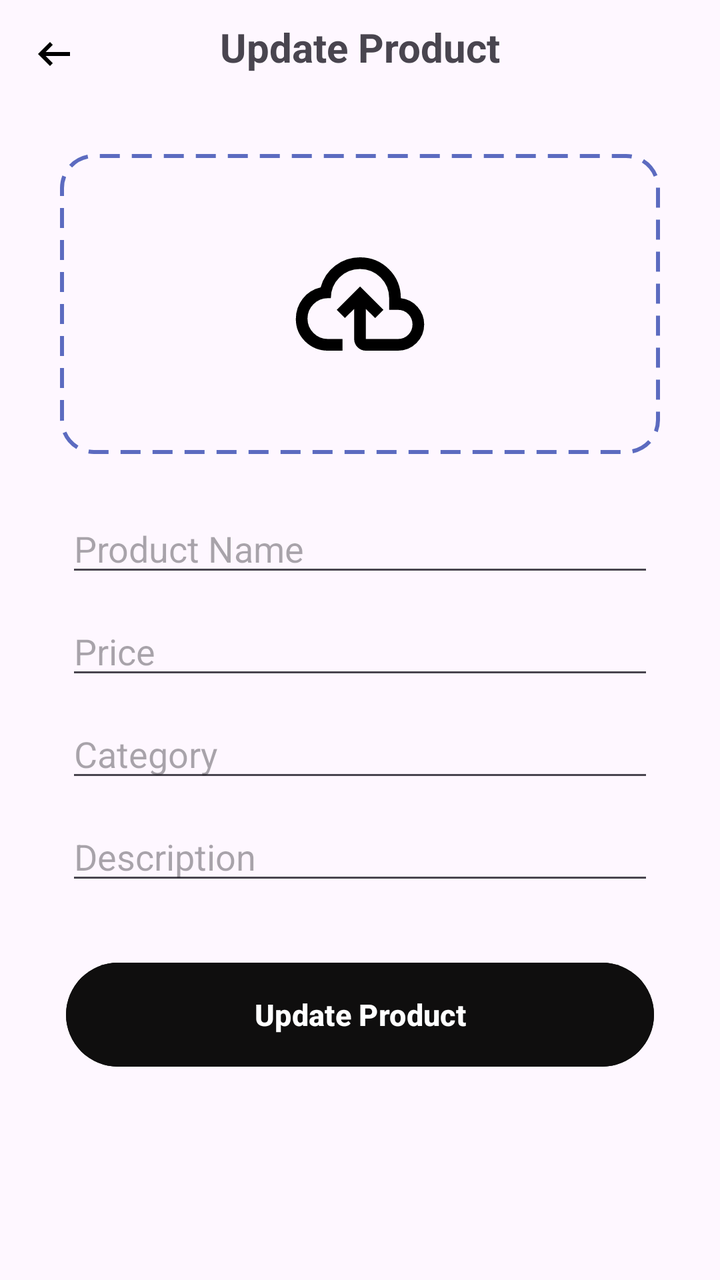
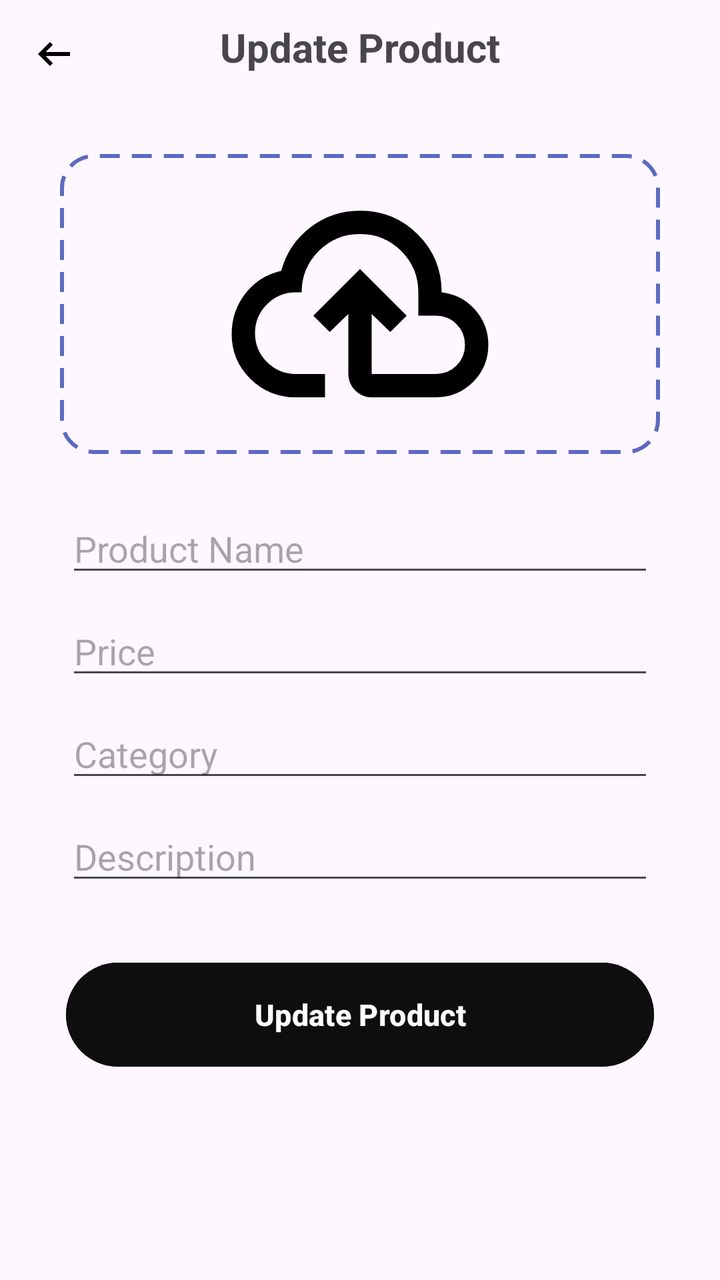

An Android layout rendered at two revisions. The XML below is the earlier revision; the diff shows what the commit changed to produce the second picture.
<!-- AndroidManifest.xml: application theme Theme.ECommerceFitIn -->
<!-- res/layout/activity_update_product.xml -->
<?xml version="1.0" encoding="utf-8"?>
<androidx.constraintlayout.widget.ConstraintLayout xmlns:android="http://schemas.android.com/apk/res/android"
    xmlns:app="http://schemas.android.com/apk/res-auto"
    xmlns:tools="http://schemas.android.com/tools"
    android:id="@+id/main"
    android:layout_width="match_parent"
    android:layout_height="match_parent"
    tools:context=".UpdateProductActivity">

    <ImageView
        android:id="@+id/imageViewBack"
        android:layout_width="wrap_content"
        android:layout_height="wrap_content"
        android:padding="15dp"
        app:layout_constraintStart_toStartOf="parent"
        app:layout_constraintTop_toTopOf="parent"
        app:srcCompat="@drawable/left" />

    <TextView
        android:id="@+id/textView"
        android:layout_width="wrap_content"
        android:layout_height="wrap_content"
        android:layout_marginTop="10dp"
        android:text="Update Product"
        android:textSize="20sp"
        android:textStyle="bold"
        app:layout_constraintEnd_toEndOf="parent"
        app:layout_constraintStart_toStartOf="parent"
        app:layout_constraintTop_toTopOf="parent" />

    <LinearLayout
        android:id="@+id/uploadImageCard"
        android:layout_width="300dp"
        android:layout_height="150dp"
        android:layout_marginTop="40dp"
        android:background="@drawable/borderupload"
        android:gravity="center"
        android:orientation="vertical"
        app:layout_constraintEnd_toEndOf="parent"
        app:layout_constraintStart_toStartOf="parent"
        app:layout_constraintTop_toBottomOf="@+id/textView">

        <ImageView
            android:id="@+id/ivPreview"
            android:layout_width="150dp"
            android:layout_height="150dp"
            android:padding="40dp"
            android:scaleType="centerCrop"
            app:layout_constraintEnd_toEndOf="parent"
            app:layout_constraintStart_toStartOf="parent"
            app:layout_constraintTop_toBottomOf="@+id/textView"
            app:srcCompat="@drawable/upload" />
    </LinearLayout>




    <EditText
        android:id="@+id/editTextPrice"
        android:layout_width="wrap_content"
        android:layout_height="wrap_content"
        android:ems="14"
        android:hint="Price"
        android:layout_marginTop="10dp"
        android:inputType="text"
        app:layout_constraintEnd_toEndOf="parent"
        app:layout_constraintStart_toStartOf="parent"
        app:layout_constraintTop_toBottomOf="@+id/editTextName" />

    <EditText
        android:id="@+id/editTextName"
        android:layout_width="wrap_content"
        android:layout_height="wrap_content"
        android:layout_marginTop="25dp"
        android:ems="14"
        android:hint="Product Name"
        android:inputType="none"
        android:focusable="false"
        android:focusableInTouchMode="false"
        app:layout_constraintEnd_toEndOf="parent"
        app:layout_constraintStart_toStartOf="parent"
        app:layout_constraintTop_toBottomOf="@+id/uploadImageCard" />

    <EditText
        android:id="@+id/editTextCategory"
        android:layout_width="wrap_content"
        android:layout_height="wrap_content"
        android:layout_marginTop="10dp"
        android:ems="14"
        android:hint="Category"
        android:inputType="text"
        app:layout_constraintEnd_toEndOf="parent"
        app:layout_constraintStart_toStartOf="parent"
        app:layout_constraintTop_toBottomOf="@+id/editTextPrice" />

    <EditText
        android:id="@+id/editTextDescription"
        android:layout_width="wrap_content"
        android:layout_height="wrap_content"
        android:layout_marginTop="10dp"
        android:ems="14"
        android:hint="Description"
        android:inputType="text"
        app:layout_constraintEnd_toEndOf="parent"
        app:layout_constraintStart_toStartOf="parent"
        app:layout_constraintTop_toBottomOf="@+id/editTextCategory" />

    <Button
        android:id="@+id/btnUpload"
        android:layout_width="0dp"
        android:layout_height="60dp"
        android:layout_marginTop="30dp"
        android:backgroundTint="@color/black"
        android:text="Update Product"
        android:textColor="@color/white"
        android:textStyle="bold"
        android:textSize="15dp"
        app:layout_constraintEnd_toEndOf="@+id/editTextDescription"
        app:layout_constraintStart_toStartOf="@+id/editTextDescription"
        app:layout_constraintTop_toBottomOf="@+id/editTextDescription" />
</androidx.constraintlayout.widget.ConstraintLayout>
<!-- resources referenced by this layout -->
<resources>
  <color name="black">#0F0E0E</color>
  <color name="white">#FFFFFFFF</color>
  <!-- drawable borderupload (drawable) -->
  <?xml version="1.0" encoding="utf-8"?>
  <shape xmlns:android="http://schemas.android.com/apk/res/android"
      android:shape="rectangle">
  
      
      <corners android:radius="16dp"/>
  
      
      <stroke
          android:width="2dp"
          android:color="#5C6BC0"
          android:dashWidth="10dp"
          android:dashGap="6dp"/>
  
  </shape>
  <!-- drawable left (drawable) -->
  <vector xmlns:android="http://schemas.android.com/apk/res/android" android:autoMirrored="true" android:height="24dp" android:tint="#000000" android:viewportHeight="960" android:viewportWidth="960" android:width="24dp">
        
      <path android:fillColor="@android:color/white" android:pathData="M400,720L160,480L400,240L456,298L314,440L800,440L800,520L314,520L456,662L400,720Z"/>
      
  </vector>
  <!-- drawable upload (drawable) -->
  <vector xmlns:android="http://schemas.android.com/apk/res/android" android:height="24dp" android:tint="#000000" android:viewportHeight="960" android:viewportWidth="960" android:width="24dp">
        
      <path android:fillColor="@android:color/white" android:pathData="M260,800Q169,800 104.5,737Q40,674 40,583Q40,505 87,444Q134,383 210,366Q235,274 310,217Q385,160 480,160Q597,160 678.5,241.5Q760,323 760,440L760,440L760,440Q829,448 874.5,499.5Q920,551 920,620Q920,695 867.5,747.5Q815,800 740,800L520,800Q487,800 463.5,776.5Q440,753 440,720L440,514L376,576L320,520L480,360L640,520L584,576L520,514L520,720Q520,720 520,720Q520,720 520,720L740,720Q782,720 811,691Q840,662 840,620Q840,578 811,549Q782,520 740,520L680,520L680,440Q680,357 621.5,298.5Q563,240 480,240Q397,240 338.5,298.5Q280,357 280,440L260,440Q202,440 161,481Q120,522 120,580Q120,638 161,679Q202,720 260,720L360,720L360,800L260,800ZM480,520L480,520L480,520Q480,520 480,520Q480,520 480,520L480,520L480,520Q480,520 480,520Q480,520 480,520L480,520Q480,520 480,520Q480,520 480,520L480,520Q480,520 480,520Q480,520 480,520Q480,520 480,520Q480,520 480,520L480,520L480,520Q480,520 480,520Q480,520 480,520Q480,520 480,520Q480,520 480,520L480,520Q480,520 480,520Q480,520 480,520Q480,520 480,520Q480,520 480,520L480,520Z" />
  
  </vector>
  <style name="Theme.ECommerceFitIn" parent="Base.Theme.ECommerceFitIn" />
  <style name="Base.Theme.ECommerceFitIn" parent="Theme.Material3.DayNight.NoActionBar">
          
          
      </style>
</resources>

<!-- the commit's change to res/layout/activity_update_product.xml (unified diff, before → after) -->
@@ -44,7 +44,7 @@
             android:id="@+id/ivPreview"
             android:layout_width="150dp"
             android:layout_height="150dp"
-            android:padding="40dp"
+            android:padding="5dp"
             android:scaleType="centerCrop"
             app:layout_constraintEnd_toEndOf="parent"
             app:layout_constraintStart_toStartOf="parent"
